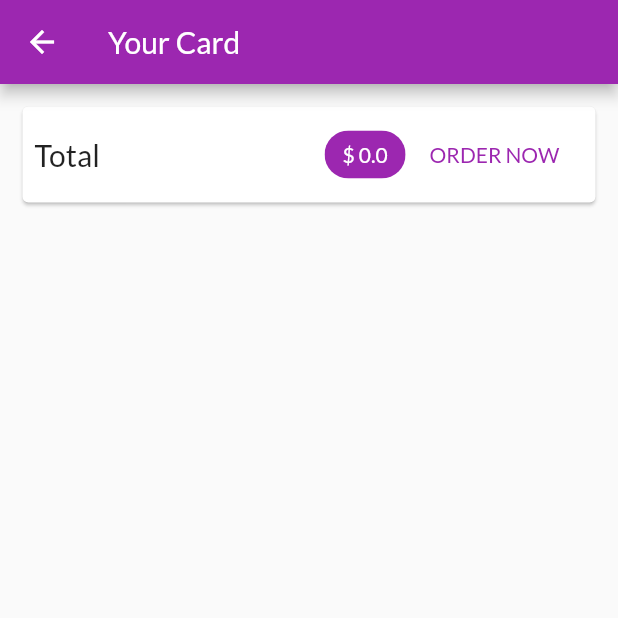
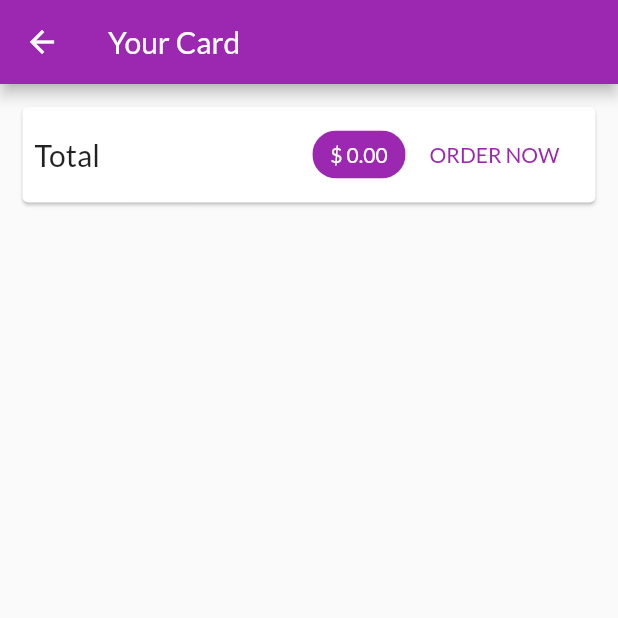
Before and after one commit to MAHFOUFRabah/shop_app, a Flutter app: the CartScreen screen opened by its route, after a tap on "ORDER NOW", on a phone screen of 412 x 824 dp, the top half of it. Run offline on Flutter 3.47's test engine with Material 2 defaults, Android fonts, the phone set to English and light mode, and no system bars; network calls fail.

```diff
--- /dev/null
+++ b/lib/providers/orders.dart
@@ -0,0 +1,36 @@
+import 'package:flutter/foundation.dart';
+import 'package:shop_app/providers/cart.dart';
+
+class OrderItem {
+  final String id;
+  final double amount;
+  final List<CartItem> products;
+  final DateTime dateTime;
+
+  OrderItem({
+    @required this.id,
+    @required this.amount,
+    @required this.products,
+    @required this.dateTime,
+  });
+}
+
+class Order with ChangeNotifier {
+  List<OrderItem> _orders = [];
+  List<OrderItem> get orders {
+    return [..._orders];
+  }
+
+  void addOrder(List<CartItem> cartProducts, double total) {
+    _orders.insert(
+      0,
+      OrderItem(
+        id: DateTime.now().toString(),
+        amount: total,
+        products: cartProducts,
+        dateTime: DateTime.now(),
+      ),
+    );
+    notifyListeners();
+  }
+}
--- a/lib/screens/cart_screen.dart
+++ b/lib/screens/cart_screen.dart
@@ -1,7 +1,8 @@
-import 'package:flutter/cupertino.dart';
 import 'package:flutter/material.dart';
 import 'package:provider/provider.dart';
-import 'package:shop_app/providers/cart.dart';
+import 'package:shop_app/providers/cart.dart'; // show Cart;
+import 'package:shop_app/providers/orders.dart';
+import 'package:shop_app/widgets/cart_item.dart' as ci;
 
 class CartScreen extends StatelessWidget {
   static const routeName = '/CarteScreen';
@@ -28,7 +29,7 @@ class CartScreen extends StatelessWidget {
                   Spacer(),
                   Chip(
                     label: Text(
-                      '\$ ${cart.totalAmount}',
+                      '\$ ${cart.totalAmount.toStringAsFixed(2)}',
                       style: TextStyle(
                           color:
                               Theme.of(context).primaryTextTheme.title.color),
@@ -37,12 +38,31 @@ class CartScreen extends StatelessWidget {
                   ),
                   FlatButton(
                     child: Text('ORDER NOW'),
-                    onPressed: () {},textColor:  Theme.of(context).primaryColor,
+                    onPressed: () {
+                      Provider.of<Order>(context, listen: false).addOrder(cart.items.values.toList(), cart.totalAmount);
+                      cart.clear();
+                    },
+                    textColor: Theme.of(context).primaryColor,
                   )
                 ],
               ),
             ),
-          )
+          ),
+          SizedBox(
+            height: 10,
+          ),
+          Expanded(
+            child: ListView.builder(
+              itemCount: cart.items.length,
+              itemBuilder: (ctx, index) => ci.CartItem(
+                cart.items.values.toList()[index].id,
+                cart.items.keys.toList()[index],
+                cart.items.values.toList()[index].price,
+                cart.items.values.toList()[index].quantity,
+                cart.items.values.toList()[index].title,
+              ),
+            ),
+          ),
         ],
       ),
     );
--- /dev/null
+++ b/lib/screens/orders_screen.dart
@@ -0,0 +1,23 @@
+import 'package:flutter/material.dart';
+import 'package:provider/provider.dart';
+import 'package:shop_app/providers/orders.dart' show Order;
+import 'package:shop_app/widgets/app_drawer.dart';
+import 'package:shop_app/widgets/order_item.dart';
+
+class OrdersScreen extends StatelessWidget {
+  static const routeName = '/orders';
+  @override
+  Widget build(BuildContext context) {
+    final orderData = Provider.of<Order>(context);
+    return Scaffold(
+      appBar: AppBar(
+        title: Text('Your Orders'),
+      ),
+      drawer: AppDrawer(),
+      body: ListView.builder(
+        itemCount: orderData.orders.length,
+        itemBuilder: (ctx, i) => OrderItem(orderData.orders[i]),
+      ),
+    );
+  }
+}
--- a/lib/screens/product_overview_screen.dart
+++ b/lib/screens/product_overview_screen.dart
@@ -4,6 +4,7 @@ import 'package:provider/provider.dart';
 import 'package:shop_app/providers/cart.dart';
 import 'package:shop_app/providers/products.dart';
 import 'package:shop_app/screens/cart_screen.dart';
+import 'package:shop_app/widgets/app_drawer.dart';
 import 'package:shop_app/widgets/badge.dart';
 import 'package:shop_app/widgets/products_grid.dart';
 
@@ -58,6 +59,7 @@ class _ProductOverviewScreenState extends State<ProductOverviewScreen> {
           )
         ],
       ),
+      drawer: AppDrawer(),
       body: ProductGrid(_showOnlyFavorites),
     );
   }
--- /dev/null
+++ b/lib/widgets/order_item.dart
@@ -0,0 +1,73 @@
+import 'dart:math';
+
+import 'package:flutter/cupertino.dart';
+import 'package:flutter/material.dart';
+import 'package:intl/intl.dart';
+import 'package:shop_app/providers/orders.dart' as ordi;
+
+class OrderItem extends StatefulWidget {
+  final ordi.OrderItem order;
+  OrderItem(this.order);
+
+  @override
+  _OrderItemState createState() => _OrderItemState();
+}
+
+class _OrderItemState extends State<OrderItem> {
+  var _expanded = false;
+  @override
+  Widget build(BuildContext context) {
+    return Card(
+      margin: EdgeInsets.all(10),
+      child: Column(
+        children: <Widget>[
+          ListTile(
+            title: Text('\$ ${widget.order.amount}'),
+            subtitle: Text(
+              DateFormat('dd/MM/yyyy  hh:mm').format(widget.order.dateTime),
+            ),
+            trailing: IconButton(
+              icon:
+                  _expanded ? Icon(Icons.expand_less) : Icon(Icons.expand_more),
+              onPressed: () {
+                setState(() {
+                  _expanded = !_expanded;
+                });
+              },
+            ),
+          ),
+          if (_expanded)
+            Container(
+              padding: EdgeInsets.symmetric(horizontal: 15,vertical: 4),
+              height: min(widget.order.products.length * 20.0 + 10, 100),
+              child: ListView(
+                children: widget.order.products
+                    .map(
+                      (product) => Row(
+                        mainAxisAlignment: MainAxisAlignment.spaceBetween,
+                        children: <Widget>[
+                          Text(
+                            product.title,
+                            style: TextStyle(
+                              fontSize: 18,
+                              fontWeight: FontWeight.bold,
+                            ),
+                          ),
+                          Text(
+                            '${product.quantity}x \$${product.price}x',
+                            style: TextStyle(
+                              fontSize: 18,
+                              color: Colors.grey,
+                            ),
+                          ),
+                        ],
+                      ),
+                    )
+                    .toList(),
+              ),
+            ),
+        ],
+      ),
+    );
+  }
+}
--- a/pubspec.yaml
+++ b/pubspec.yaml
@@ -24,6 +24,7 @@ dependencies:
   flutter:
     sdk: flutter
   provider: ^4.3.2+1
+  intl: ^0.16.1
 
 
   # The following adds the Cupertino Icons font to your application.
```
Also changed, not shown: lib/main.dart (+10 -2 lines), lib/providers/cart.dart (+36 -3 lines), lib/screens/product_detail_screen.dart (+39 -2 lines), lib/screens/user_product_scree.dart (added, +35 -0 lines), lib/widgets/app_drawer.dart (added, +45 -0 lines), lib/widgets/cart_item.dart (added, +83 -0 lines), lib/widgets/product_item.dart (+13 -5 lines), lib/widgets/user_products_item.dart (added, +33 -0 lines), pubspec.lock.
